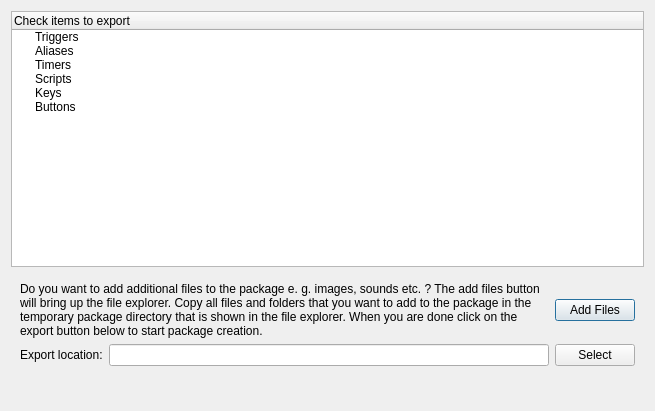
This is src/ui/dlgPackageExporter.ui in Mudlet/Mudlet as Qt 5 draws it before an edit. The edited form follows.
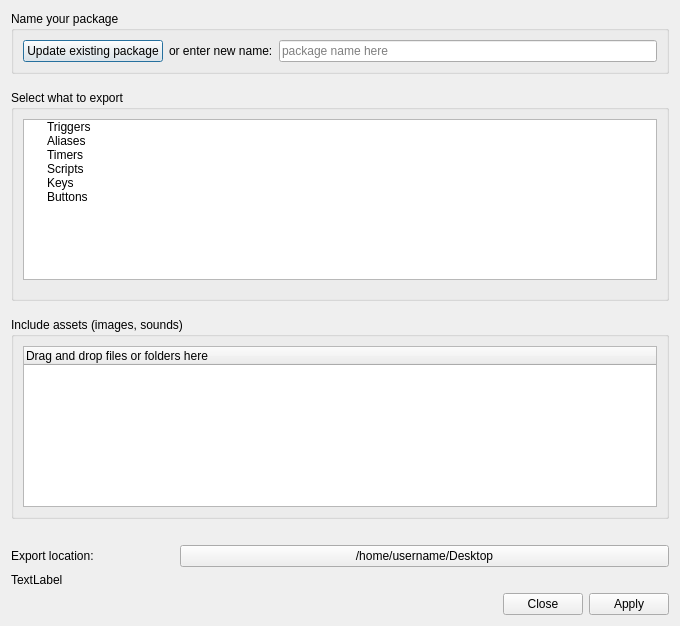
This is the edited form. Icons and pictures are not drawn.

```diff
--- a/src/ui/dlgPackageExporter.ui
+++ b/src/ui/dlgPackageExporter.ui
@@ -6,16 +6,84 @@
    <rect>
     <x>0</x>
     <y>0</y>
-    <width>655</width>
-    <height>411</height>
+    <width>680</width>
+    <height>626</height>
    </rect>
   </property>
+  <property name="minimumSize">
+   <size>
+    <width>680</width>
+    <height>480</height>
+   </size>
+  </property>
   <property name="windowTitle">
    <string>Package Exporter</string>
   </property>
   <layout class="QVBoxLayout" name="verticalLayout">
    <item>
+    <widget class="QGroupBox" name="groupBox_packageName">
+     <property name="title">
+      <string>Name your package</string>
+     </property>
+     <layout class="QGridLayout" name="gridLayout">
+      <item row="0" column="0">
+       <layout class="QHBoxLayout" name="horizontalLayout">
+        <item>
+         <widget class="QPushButton" name="pushButton">
+          <property name="text">
+           <string>Update existing package</string>
+          </property>
+         </widget>
+        </item>
+        <item>
+         <widget class="QLabel" name="label">
+          <property name="text">
+           <string>or enter new name:</string>
+          </property>
+         </widget>
+        </item>
+        <item>
+         <widget class="QLineEdit" name="lineEdit">
+          <property name="placeholderText">
+           <string>package name here</string>
+          </property>
+         </widget>
+        </item>
+       </layout>
+      </item>
+     </layout>
+    </widget>
+   </item>
+   <item>
+    <spacer name="verticalSpacer">
+     <property name="orientation">
+      <enum>Qt::Vertical</enum>
+     </property>
+     <property name="sizeType">
+      <enum>QSizePolicy::Fixed</enum>
+     </property>
+     <property name="sizeHint" stdset="0">
+      <size>
+       <width>20</width>
+       <height>10</height>
+      </size>
+     </property>
+    </spacer>
+   </item>
+   <item>
+    <widget class="QGroupBox" name="groupBox_2">
+     <property name="title">
+      <string>Select what to export</string>
+     </property>
+     <layout class="QGridLayout" name="gridLayout_2">
+      <property name="bottomMargin">
+       <number>18</number>
+      </property>
+      <item row="0" column="0">
     <widget class="QTreeWidget" name="treeWidget">
+        <attribute name="headerVisible">
+         <bool>false</bool>
+        </attribute>
      <column>
       <property name="text">
        <string>Check items to export</string>
@@ -53,47 +121,38 @@
      </item>
     </widget>
    </item>
+     </layout>
+    </widget>
+   </item>
    <item>
-    <widget class="QWidget" name="widget" native="true">
-     <layout class="QGridLayout" name="gridLayout">
-      <item row="0" column="0" colspan="2">
-       <widget class="QLabel" name="textLabel1_2">
-        <property name="text">
-         <string>Do you want to add additional files to the package e. g. images, sounds etc. ? The add files button will bring up the file explorer. Copy all files and folders that you want to add to the package in the temporary package directory that is shown in the file explorer. When you are done click on the export button below to start package creation.</string>
-        </property>
-        <property name="wordWrap">
-         <bool>true</bool>
-        </property>
-        <property name="buddy">
-         <cstring>textLabel1_2</cstring>
-        </property>
-       </widget>
-      </item>
-      <item row="0" column="2">
-       <widget class="QPushButton" name="addFiles">
-        <property name="text">
-         <string>Add Files</string>
-        </property>
-       </widget>
-      </item>
-      <item row="1" column="0">
-       <widget class="QLabel" name="textLabel1">
+    <spacer name="verticalSpacer_2">
+     <property name="orientation">
+      <enum>Qt::Vertical</enum>
+     </property>
+     <property name="sizeType">
+      <enum>QSizePolicy::Fixed</enum>
+     </property>
+     <property name="sizeHint" stdset="0">
+      <size>
+       <width>20</width>
+       <height>10</height>
+      </size>
+     </property>
+    </spacer>
+   </item>
+   <item>
+    <widget class="QGroupBox" name="groupBox_3">
+     <property name="title">
+      <string>Include assets (images, sounds)</string>
+     </property>
+     <layout class="QVBoxLayout" name="verticalLayout_2">
+      <item>
+       <widget class="QTreeWidget" name="treeWidget_2">
+        <column>
         <property name="text">
-         <string>Export location:</string>
-        </property>
-        <property name="buddy">
-         <cstring>browseButton</cstring>
-        </property>
-       </widget>
-      </item>
-      <item row="1" column="1">
-       <widget class="QLineEdit" name="filePath"/>
-      </item>
-      <item row="1" column="2">
-       <widget class="QPushButton" name="browseButton">
-        <property name="text">
-         <string>Select</string>
-        </property>
+          <string>Drag and drop files or folders here</string>
+         </property>
+        </column>
        </widget>
       </item>
      </layout>
@@ -103,7 +162,8 @@
     <widget class="QLabel" name="infoLabel">
      <property name="font">
       <font>
-       <pointsize>8</pointsize>
+       <weight>75</weight>
+       <bold>true</bold>
       </font>
      </property>
      <property name="text">
@@ -118,9 +178,39 @@
     </widget>
    </item>
    <item>
-    <widget class="QDialogButtonBox" name="buttonBox">
+    <layout class="QHBoxLayout" name="horizontalLayout_2" stretch="1,3">
+     <item>
+      <widget class="QLabel" name="textLabel_exportLocation">
+       <property name="text">
+        <string>Export location:</string>
+       </property>
+      </widget>
+     </item>
+     <item>
+      <widget class="QPushButton" name="pushButton_2">
+       <property name="text">
+        <string>/home/username/Desktop</string>
+       </property>
+      </widget>
+     </item>
+    </layout>
+   </item>
+   <item>
+    <widget class="QLabel" name="label_exportInfo">
+     <property name="font">
+      <font>
+       <pointsize>9</pointsize>
+      </font>
+     </property>
+     <property name="text">
+      <string>TextLabel</string>
+     </property>
+    </widget>
+   </item>
+   <item>
+    <widget class="QDialogButtonBox" name="buttonBox_export">
      <property name="standardButtons">
-      <set>QDialogButtonBox::NoButton</set>
+      <set>QDialogButtonBox::Apply|QDialogButtonBox::Close</set>
      </property>
     </widget>
    </item>
```
Left out of the diff: 34 changed lines with no effect on the pictures. Lines whose indentation alone changed are shown as unchanged.
